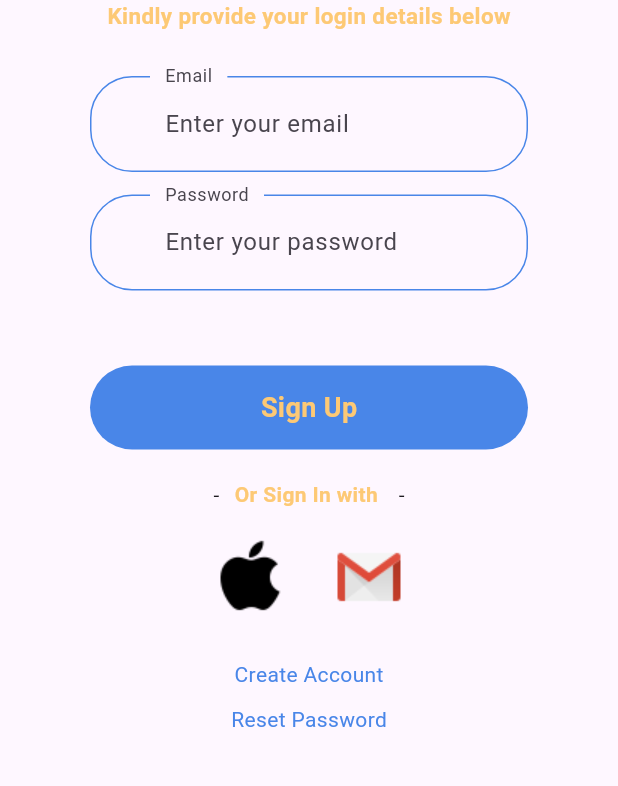
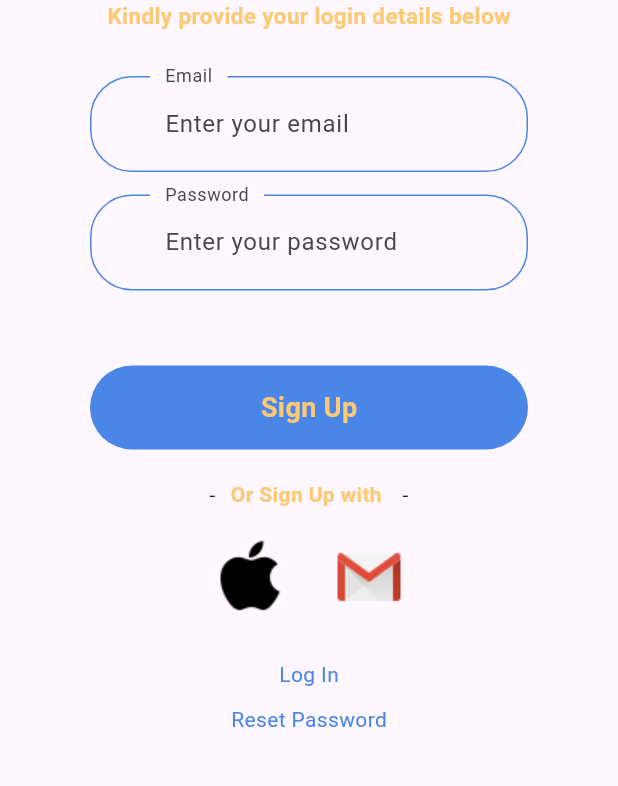
Before and after one commit to Tosin8/flight_booking, a Flutter app: the SignUpForm screen opened directly, on a phone screen of 412 x 824 dp, the part 368-1154 px from its top. Run offline on Flutter 3.47's test engine with Material 2 defaults, Android fonts, the phone set to English and light mode, and no system bars; our stand-ins replace fluentui_icons.

Commit message:
Update signup_body.dart

```diff
--- a/lib/screens/forms/signup/signup_body.dart
+++ b/lib/screens/forms/signup/signup_body.dart
@@ -56,7 +56,7 @@ class _SignUpBodyState extends State<SignUpBody> {
 
                               // Socail Card instructions
                               Text(
-                                'Or Sign In with ',
+                                'Or Sign Up with ',
                                 style: TextStyle(
                                     color: kSecondaryColor,
                                     fontWeight: FontWeight.bold),
@@ -90,7 +90,7 @@ class _SignUpBodyState extends State<SignUpBody> {
                                   builder: (context) => SignUpForm()));
                             },
                             child: const Text(
-                              'Create Account',
+                              'Log In',
                               style: TextStyle(
                                 color: kPrimaryColor,
                                 fontSize: 14,
```
